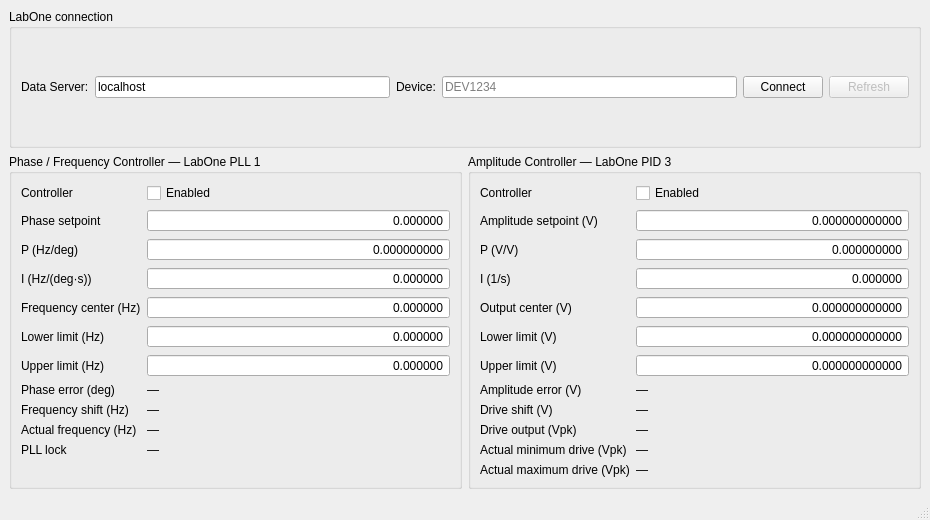
Before: the Qt Designer form mfli_oscillation_control_v0.ui in S73f4n/zhinstafm, drawn with Qt 5.
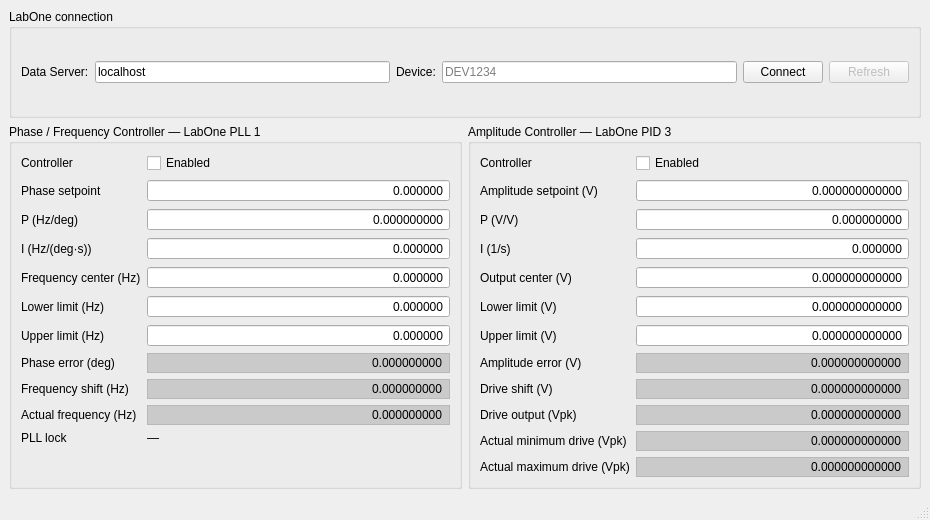
After: the same form once the commit is applied. Custom widgets are drawn as their Qt base class.

Commit message: readback textboxes

Diff of the .ui file:
```diff
--- a/mfli_oscillation_control_v0.ui
+++ b/mfli_oscillation_control_v0.ui
@@ -222,8 +222,34 @@
           </widget>
          </item>
          <item row="7" column="1">
-          <widget class="QLabel" name="phaseErrorValue">
-           <property name="text"><string>—</string></property>
+          <widget class="NanonisSpinBox" name="phaseErrorValue">
+           <property name="readOnly">
+            <bool>true</bool>
+           </property>
+           <property name="focusPolicy">
+            <enum>Qt::FocusPolicy::NoFocus</enum>
+           </property>
+           <property name="buttonSymbols">
+            <enum>QAbstractSpinBox::ButtonSymbols::NoButtons</enum>
+           </property>
+           <property name="alignment">
+            <set>Qt::AlignmentFlag::AlignRight|Qt::AlignmentFlag::AlignTrailing|Qt::AlignmentFlag::AlignVCenter</set>
+           </property>
+           <property name="decimals">
+            <number>9</number>
+           </property>
+           <property name="minimum">
+            <double>-360.000000000000000</double>
+           </property>
+           <property name="maximum">
+            <double>360.000000000000000</double>
+           </property>
+           <property name="keyboardTracking">
+            <bool>false</bool>
+           </property>
+           <property name="styleSheet">
+            <string>QDoubleSpinBox { background-color: palette(midlight); color: palette(text); border: 1px solid palette(mid); padding: 1px 3px; }</string>
+           </property>
           </widget>
          </item>
          <item row="8" column="0">
@@ -232,8 +258,34 @@
           </widget>
          </item>
          <item row="8" column="1">
-          <widget class="QLabel" name="phaseShiftValue">
-           <property name="text"><string>—</string></property>
+          <widget class="NanonisSpinBox" name="phaseShiftValue">
+           <property name="readOnly">
+            <bool>true</bool>
+           </property>
+           <property name="focusPolicy">
+            <enum>Qt::FocusPolicy::NoFocus</enum>
+           </property>
+           <property name="buttonSymbols">
+            <enum>QAbstractSpinBox::ButtonSymbols::NoButtons</enum>
+           </property>
+           <property name="alignment">
+            <set>Qt::AlignmentFlag::AlignRight|Qt::AlignmentFlag::AlignTrailing|Qt::AlignmentFlag::AlignVCenter</set>
+           </property>
+           <property name="decimals">
+            <number>9</number>
+           </property>
+           <property name="minimum">
+            <double>-1000000000.000000000000000</double>
+           </property>
+           <property name="maximum">
+            <double>1000000000.000000000000000</double>
+           </property>
+           <property name="keyboardTracking">
+            <bool>false</bool>
+           </property>
+           <property name="styleSheet">
+            <string>QDoubleSpinBox { background-color: palette(midlight); color: palette(text); border: 1px solid palette(mid); padding: 1px 3px; }</string>
+           </property>
           </widget>
          </item>
          <item row="9" column="0">
@@ -242,8 +294,34 @@
           </widget>
          </item>
          <item row="9" column="1">
-          <widget class="QLabel" name="phaseValueValue">
-           <property name="text"><string>—</string></property>
+          <widget class="NanonisSpinBox" name="phaseValueValue">
+           <property name="readOnly">
+            <bool>true</bool>
+           </property>
+           <property name="focusPolicy">
+            <enum>Qt::FocusPolicy::NoFocus</enum>
+           </property>
+           <property name="buttonSymbols">
+            <enum>QAbstractSpinBox::ButtonSymbols::NoButtons</enum>
+           </property>
+           <property name="alignment">
+            <set>Qt::AlignmentFlag::AlignRight|Qt::AlignmentFlag::AlignTrailing|Qt::AlignmentFlag::AlignVCenter</set>
+           </property>
+           <property name="decimals">
+            <number>9</number>
+           </property>
+           <property name="minimum">
+            <double>0.000000000000000</double>
+           </property>
+           <property name="maximum">
+            <double>10000000000.000000000000000</double>
+           </property>
+           <property name="keyboardTracking">
+            <bool>false</bool>
+           </property>
+           <property name="styleSheet">
+            <string>QDoubleSpinBox { background-color: palette(midlight); color: palette(text); border: 1px solid palette(mid); padding: 1px 3px; }</string>
+           </property>
           </widget>
          </item>
          <item row="10" column="0">
@@ -401,8 +479,34 @@
           </widget>
          </item>
          <item row="7" column="1">
-          <widget class="QLabel" name="ampErrorValue">
-           <property name="text"><string>—</string></property>
+          <widget class="NanonisSpinBox" name="ampErrorValue">
+           <property name="readOnly">
+            <bool>true</bool>
+           </property>
+           <property name="focusPolicy">
+            <enum>Qt::FocusPolicy::NoFocus</enum>
+           </property>
+           <property name="buttonSymbols">
+            <enum>QAbstractSpinBox::ButtonSymbols::NoButtons</enum>
+           </property>
+           <property name="alignment">
+            <set>Qt::AlignmentFlag::AlignRight|Qt::AlignmentFlag::AlignTrailing|Qt::AlignmentFlag::AlignVCenter</set>
+           </property>
+           <property name="decimals">
+            <number>12</number>
+           </property>
+           <property name="minimum">
+            <double>-1000000.000000000000000</double>
+           </property>
+           <property name="maximum">
+            <double>1000000.000000000000000</double>
+           </property>
+           <property name="keyboardTracking">
+            <bool>false</bool>
+           </property>
+           <property name="styleSheet">
+            <string>QDoubleSpinBox { background-color: palette(midlight); color: palette(text); border: 1px solid palette(mid); padding: 1px 3px; }</string>
+           </property>
           </widget>
          </item>
          <item row="8" column="0">
@@ -411,8 +515,34 @@
           </widget>
          </item>
          <item row="8" column="1">
-          <widget class="QLabel" name="ampShiftValue">
-           <property name="text"><string>—</string></property>
+          <widget class="NanonisSpinBox" name="ampShiftValue">
+           <property name="readOnly">
+            <bool>true</bool>
+           </property>
+           <property name="focusPolicy">
+            <enum>Qt::FocusPolicy::NoFocus</enum>
+           </property>
+           <property name="buttonSymbols">
+            <enum>QAbstractSpinBox::ButtonSymbols::NoButtons</enum>
+           </property>
+           <property name="alignment">
+            <set>Qt::AlignmentFlag::AlignRight|Qt::AlignmentFlag::AlignTrailing|Qt::AlignmentFlag::AlignVCenter</set>
+           </property>
+           <property name="decimals">
+            <number>12</number>
+           </property>
+           <property name="minimum">
+            <double>-1000000.000000000000000</double>
+           </property>
+           <property name="maximum">
+            <double>1000000.000000000000000</double>
+           </property>
+           <property name="keyboardTracking">
+            <bool>false</bool>
+           </property>
+           <property name="styleSheet">
+            <string>QDoubleSpinBox { background-color: palette(midlight); color: palette(text); border: 1px solid palette(mid); padding: 1px 3px; }</string>
+           </property>
           </widget>
          </item>
          <item row="9" column="0">
@@ -421,8 +551,34 @@
           </widget>
          </item>
          <item row="9" column="1">
-          <widget class="QLabel" name="ampValueValue">
-           <property name="text"><string>—</string></property>
+          <widget class="NanonisSpinBox" name="ampValueValue">
+           <property name="readOnly">
+            <bool>true</bool>
+           </property>
+           <property name="focusPolicy">
+            <enum>Qt::FocusPolicy::NoFocus</enum>
+           </property>
+           <property name="buttonSymbols">
+            <enum>QAbstractSpinBox::ButtonSymbols::NoButtons</enum>
+           </property>
+           <property name="alignment">
+            <set>Qt::AlignmentFlag::AlignRight|Qt::AlignmentFlag::AlignTrailing|Qt::AlignmentFlag::AlignVCenter</set>
+           </property>
+           <property name="decimals">
+            <number>12</number>
+           </property>
+           <property name="minimum">
+            <double>-1000000.000000000000000</double>
+           </property>
+           <property name="maximum">
+            <double>1000000.000000000000000</double>
+           </property>
+           <property name="keyboardTracking">
+            <bool>false</bool>
+           </property>
+           <property name="styleSheet">
+            <string>QDoubleSpinBox { background-color: palette(midlight); color: palette(text); border: 1px solid palette(mid); padding: 1px 3px; }</string>
+           </property>
           </widget>
          </item>
          <item row="10" column="0">
@@ -431,8 +587,34 @@
           </widget>
          </item>
          <item row="10" column="1">
-          <widget class="QLabel" name="ampActualMinValue">
-           <property name="text"><string>—</string></property>
+          <widget class="NanonisSpinBox" name="ampActualMinValue">
+           <property name="readOnly">
+            <bool>true</bool>
+           </property>
+           <property name="focusPolicy">
+            <enum>Qt::FocusPolicy::NoFocus</enum>
+           </property>
+           <property name="buttonSymbols">
+            <enum>QAbstractSpinBox::ButtonSymbols::NoButtons</enum>
+           </property>
+           <property name="alignment">
+            <set>Qt::AlignmentFlag::AlignRight|Qt::AlignmentFlag::AlignTrailing|Qt::AlignmentFlag::AlignVCenter</set>
+           </property>
+           <property name="decimals">
+            <number>12</number>
+           </property>
+           <property name="minimum">
+            <double>-1000000.000000000000000</double>
+           </property>
+           <property name="maximum">
+            <double>1000000.000000000000000</double>
+           </property>
+           <property name="keyboardTracking">
+            <bool>false</bool>
+           </property>
+           <property name="styleSheet">
+            <string>QDoubleSpinBox { background-color: palette(midlight); color: palette(text); border: 1px solid palette(mid); padding: 1px 3px; }</string>
+           </property>
           </widget>
          </item>
          <item row="11" column="0">
@@ -441,8 +623,34 @@
           </widget>
          </item>
          <item row="11" column="1">
-          <widget class="QLabel" name="ampActualMaxValue">
-           <property name="text"><string>—</string></property>
+          <widget class="NanonisSpinBox" name="ampActualMaxValue">
+           <property name="readOnly">
+            <bool>true</bool>
+           </property>
+           <property name="focusPolicy">
+            <enum>Qt::FocusPolicy::NoFocus</enum>
+           </property>
+           <property name="buttonSymbols">
+            <enum>QAbstractSpinBox::ButtonSymbols::NoButtons</enum>
+           </property>
+           <property name="alignment">
+            <set>Qt::AlignmentFlag::AlignRight|Qt::AlignmentFlag::AlignTrailing|Qt::AlignmentFlag::AlignVCenter</set>
+           </property>
+           <property name="decimals">
+            <number>12</number>
+           </property>
+           <property name="minimum">
+            <double>-1000000.000000000000000</double>
+           </property>
+           <property name="maximum">
+            <double>1000000.000000000000000</double>
+           </property>
+           <property name="keyboardTracking">
+            <bool>false</bool>
+           </property>
+           <property name="styleSheet">
+            <string>QDoubleSpinBox { background-color: palette(midlight); color: palette(text); border: 1px solid palette(mid); padding: 1px 3px; }</string>
+           </property>
           </widget>
          </item>
         </layout>
```
Left out of the diff: 340 changed lines with no effect on the pictures. The commit also changes 1 other file.
